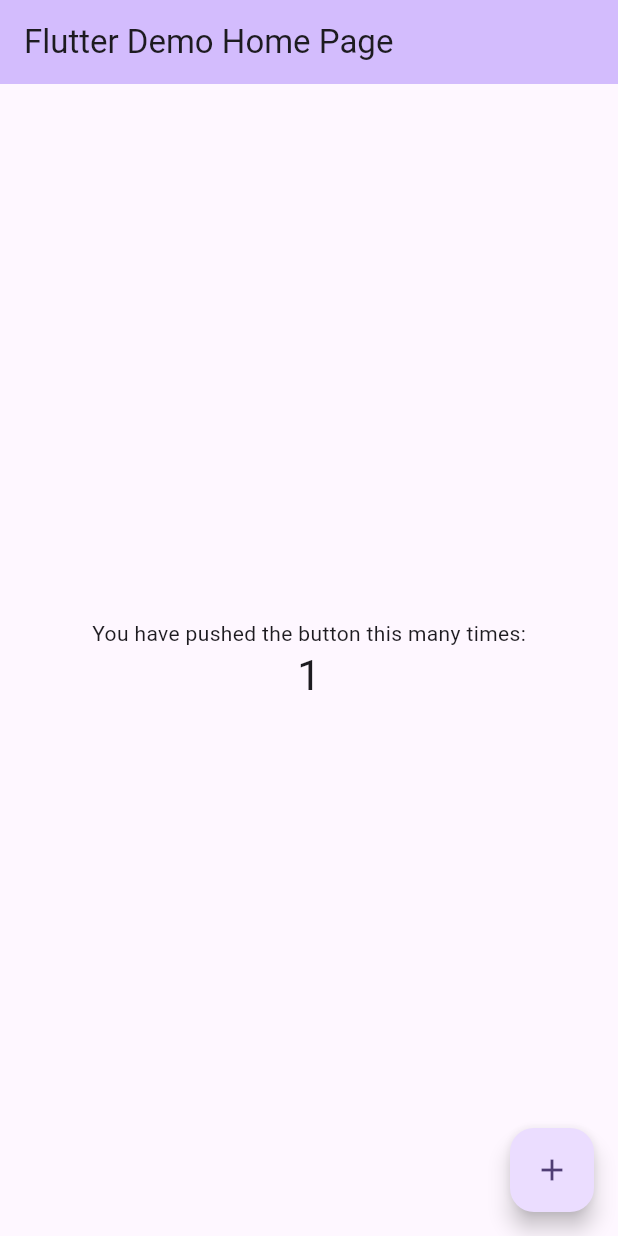
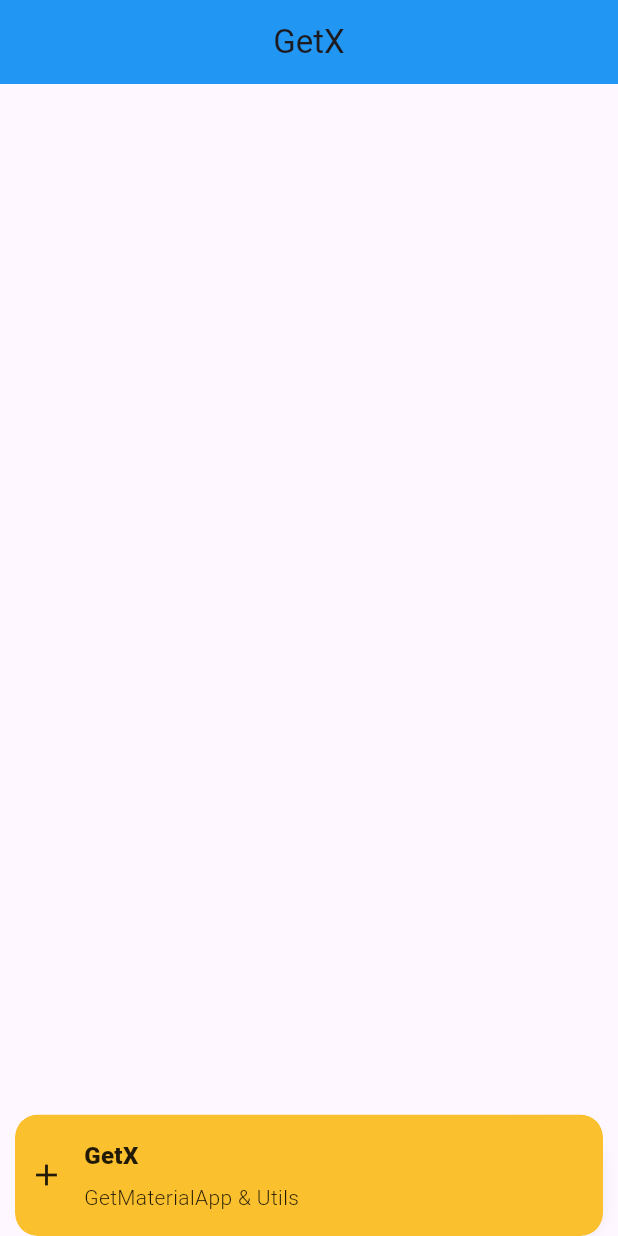
Before and after one commit to Amankhan044/GetX, a Flutter app: the screen it shows after launch, after a tap on the "add" icon, on a phone screen of 412 x 824 dp. Run offline on Flutter 3.47's test engine with Material 3 defaults, Android fonts, the phone set to English and light mode, and no system bars; our stand-ins replace get.

Commit message:
GetMaterialApp & Utilis

```diff
--- a/analysis_options.yaml
+++ b/analysis_options.yaml
@@ -7,9 +7,9 @@
 
 # The following line activates a set of recommended lints for Flutter apps,
 # packages, and plugins designed to encourage good coding practices.
-include: package:flutter_lints/flutter.yaml
+# include: package:flutter_lints/flutter.yaml
 
-linter:
+# linter:
   # The lint rules applied to this project can be customized in the
   # section below to disable rules from the `package:flutter_lints/flutter.yaml`
   # included above or to enable additional rules. A list of all available lints
--- a/lib/main.dart
+++ b/lib/main.dart
@@ -1,4 +1,6 @@
 import 'package:flutter/material.dart';
+import 'package:flutter_getx/views/home_view.dart';
+import 'package:get/get.dart';
 
 void main() {
   runApp(const MyApp());
@@ -7,119 +9,18 @@ void main() {
 class MyApp extends StatelessWidget {
   const MyApp({super.key});
 
-  // This widget is the root of your application.
   @override
   Widget build(BuildContext context) {
-    return MaterialApp(
+
+    return GetMaterialApp(
+      debugShowCheckedModeBanner: false,
       title: 'Flutter Demo',
       theme: ThemeData(
-        // This is the theme of your application.
-        //
-        // TRY THIS: Try running your application with "flutter run". You'll see
-        // the application has a blue toolbar. Then, without quitting the app,
-        // try changing the seedColor in the colorScheme below to Colors.green
-        // and then invoke "hot reload" (save your changes or press the "hot
-        // reload" button in a Flutter-supported IDE, or press "r" if you used
-        // the command line to start the app).
-        //
-        // Notice that the counter didn't reset back to zero; the application
-        // state is not lost during the reload. To reset the state, use hot
-        // restart instead.
-        //
-        // This works for code too, not just values: Most code changes can be
-        // tested with just a hot reload.
+
         colorScheme: ColorScheme.fromSeed(seedColor: Colors.deepPurple),
         useMaterial3: true,
       ),
-      home: const MyHomePage(title: 'Flutter Demo Home Page'),
+      home: const HomeView(),
     );
   }
 }
-
-class MyHomePage extends StatefulWidget {
-  const MyHomePage({super.key, required this.title});
-
-  // This widget is the home page of your application. It is stateful, meaning
-  // that it has a State object (defined below) that contains fields that affect
-  // how it looks.
-
-  // This class is the configuration for the state. It holds the values (in this
-  // case the title) provided by the parent (in this case the App widget) and
-  // used by the build method of the State. Fields in a Widget subclass are
-  // always marked "final".
-
-  final String title;
-
-  @override
-  State<MyHomePage> createState() => _MyHomePageState();
-}
-
-class _MyHomePageState extends State<MyHomePage> {
-  int _counter = 0;
-
-  void _incrementCounter() {
-    setState(() {
-      // This call to setState tells the Flutter framework that something has
-      // changed in this State, which causes it to rerun the build method below
-      // so that the display can reflect the updated values. If we changed
-      // _counter without calling setState(), then the build method would not be
-      // called again, and so nothing would appear to happen.
-      _counter++;
-    });
-  }
-
-  @override
-  Widget build(BuildContext context) {
-    // This method is rerun every time setState is called, for instance as done
-    // by the _incrementCounter method above.
-    //
-    // The Flutter framework has been optimized to make rerunning build methods
-    // fast, so that you can just rebuild anything that needs updating rather
-    // than having to individually change instances of widgets.
-    return Scaffold(
-      appBar: AppBar(
-        // TRY THIS: Try changing the color here to a specific color (to
-        // Colors.amber, perhaps?) and trigger a hot reload to see the AppBar
-        // change color while the other colors stay the same.
-        backgroundColor: Theme.of(context).colorScheme.inversePrimary,
-        // Here we take the value from the MyHomePage object that was created by
-        // the App.build method, and use it to set our appbar title.
-        title: Text(widget.title),
-      ),
-      body: Center(
-        // Center is a layout widget. It takes a single child and positions it
-        // in the middle of the parent.
-        child: Column(
-          // Column is also a layout widget. It takes a list of children and
-          // arranges them vertically. By default, it sizes itself to fit its
-          // children horizontally, and tries to be as tall as its parent.
-          //
-          // Column has various properties to control how it sizes itself and
-          // how it positions its children. Here we use mainAxisAlignment to
-          // center the children vertically; the main axis here is the vertical
-          // axis because Columns are vertical (the cross axis would be
-          // horizontal).
-          //
-          // TRY THIS: Invoke "debug painting" (choose the "Toggle Debug Paint"
-          // action in the IDE, or press "p" in the console), to see the
-          // wireframe for each widget.
-          mainAxisAlignment: MainAxisAlignment.center,
-          children: <Widget>[
-            const Text(
-              'You have pushed the button this many times:',
-            ),
-            Text(
-              '$_counter',
-              style: Theme.of(context).textTheme.headlineMedium,
-            ),
-          ],
-        ),
-      ),
-      floatingActionButton: FloatingActionButton(
-        onPressed: _incrementCounter,
-        tooltip: 'Increment',
-        child: const Icon(Icons.add),
-      ), // This trailing comma makes auto-formatting nicer for build methods.
-    );
-  }
-}
--- /dev/null
+++ b/lib/views/home_view.dart
@@ -0,0 +1,29 @@
+import 'package:flutter/material.dart';
+import 'package:get/get.dart';
+
+class HomeView extends StatelessWidget {
+  const HomeView({super.key});
+
+  @override
+  Widget build(BuildContext context) {
+    return Scaffold(
+      appBar: AppBar(
+        backgroundColor: Colors.blue,
+        title: Center(child: Text('GetX')),
+      ),
+      body: Column(
+        children: [],
+      ),
+      floatingActionButton: FloatingActionButton(
+        backgroundColor: Colors.blue,
+        onPressed: () {
+          Get.snackbar("GetX", "GetMaterialApp & Utils",
+              backgroundColor: Colors.yellow.shade700,
+              snackPosition: SnackPosition.BOTTOM,
+              icon: Icon(Icons.add));
+        },
+        child: Icon(Icons.add),
+      ),
+    );
+  }
+}
```
